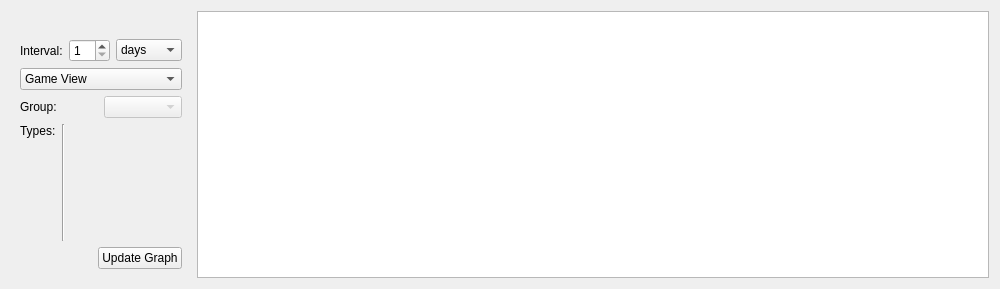
Old version of the form ui/AARForm.ui in the repository dmzdev/stance.
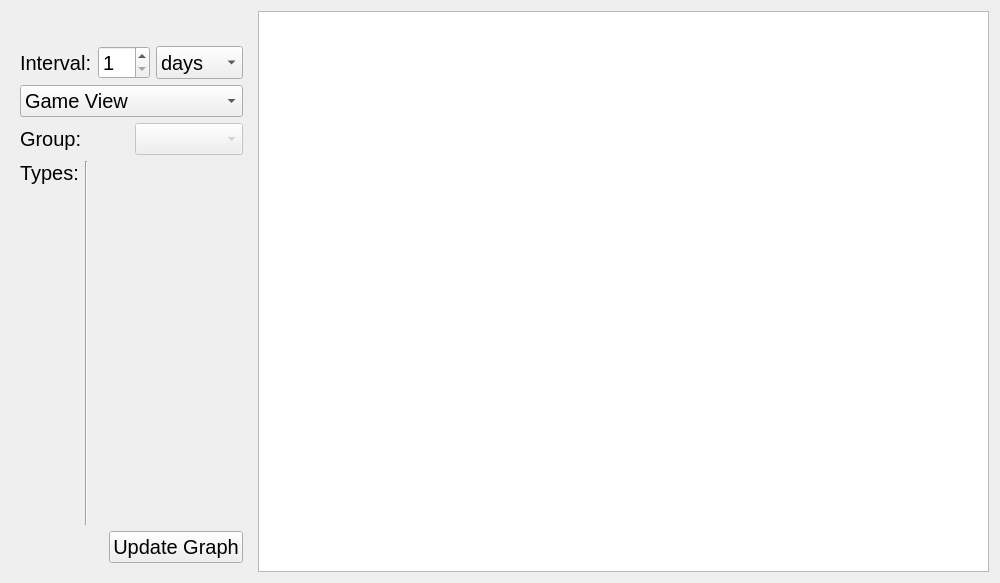
New version of the form.

Commit message: Increased font sizes for AAR projection.

```diff
--- a/ui/AARForm.ui
+++ b/ui/AARForm.ui
@@ -7,9 +7,14 @@
     <x>0</x>
     <y>0</y>
     <width>1000</width>
-    <height>289</height>
+    <height>583</height>
    </rect>
   </property>
+  <property name="font">
+   <font>
+    <pointsize>15</pointsize>
+   </font>
+  </property>
   <property name="windowTitle">
    <string>Form</string>
   </property>
@@ -41,6 +46,12 @@
          </item>
          <item>
           <widget class="QSpinBox" name="intervalAmtBox">
+           <property name="sizePolicy">
+            <sizepolicy hsizetype="Minimum" vsizetype="Preferred">
+             <horstretch>0</horstretch>
+             <verstretch>0</verstretch>
+            </sizepolicy>
+           </property>
            <property name="prefix">
             <string/>
            </property>
@@ -54,6 +65,12 @@
          </item>
          <item>
           <widget class="QComboBox" name="intervalTypeBox">
+           <property name="sizePolicy">
+            <sizepolicy hsizetype="Preferred" vsizetype="Preferred">
+             <horstretch>0</horstretch>
+             <verstretch>0</verstretch>
+            </sizepolicy>
+           </property>
            <item>
             <property name="text">
              <string>days</string>
@@ -70,6 +87,12 @@
        </item>
        <item>
         <widget class="QComboBox" name="groupViewTypeList">
+         <property name="sizePolicy">
+          <sizepolicy hsizetype="Preferred" vsizetype="Preferred">
+           <horstretch>0</horstretch>
+           <verstretch>0</verstretch>
+          </sizepolicy>
+         </property>
          <item>
           <property name="text">
            <string>Game View</string>
@@ -96,6 +119,12 @@
            <property name="enabled">
             <bool>false</bool>
            </property>
+           <property name="sizePolicy">
+            <sizepolicy hsizetype="Preferred" vsizetype="Preferred">
+             <horstretch>0</horstretch>
+             <verstretch>0</verstretch>
+            </sizepolicy>
+           </property>
           </widget>
          </item>
         </layout>
@@ -204,6 +233,12 @@
          </item>
          <item>
           <widget class="QPushButton" name="updateGraphButton">
+           <property name="sizePolicy">
+            <sizepolicy hsizetype="Minimum" vsizetype="Preferred">
+             <horstretch>0</horstretch>
+             <verstretch>0</verstretch>
+            </sizepolicy>
+           </property>
            <property name="text">
             <string>Update Graph</string>
            </property>
```
The commit also changes 4 other files.
